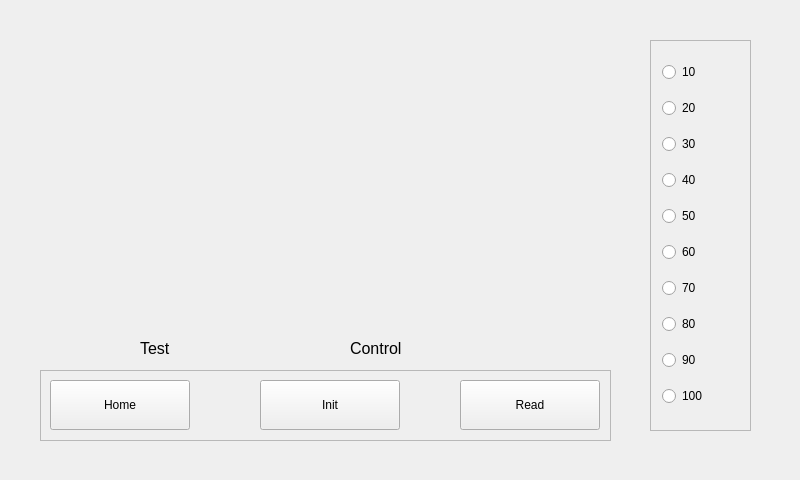
Old version of the form mainwindow.ui in the repository srikrishnan90/stepper_test.
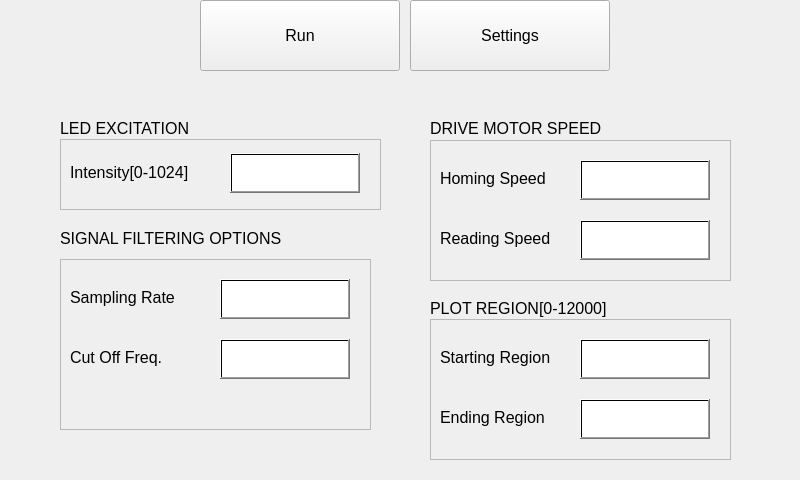
New version of the form. The open tabs and pages were chosen to show the change. Custom widgets are drawn as their Qt base class.

Patch:
```diff
--- a/mainwindow.ui
+++ b/mainwindow.ui
@@ -11,229 +11,915 @@
    </rect>
   </property>
   <property name="windowTitle">
-   <string>MainWindow</string>
+   <string>FIA</string>
   </property>
   <widget class="QWidget" name="centralWidget">
-   <widget class="QFrame" name="frame">
+   <widget class="QStackedWidget" name="stackedWidget">
     <property name="geometry">
      <rect>
-      <x>40</x>
-      <y>370</y>
-      <width>571</width>
-      <height>71</height>
+      <x>30</x>
+      <y>80</y>
+      <width>741</width>
+      <height>381</height>
      </rect>
     </property>
-    <property name="frameShape">
-     <enum>QFrame::StyledPanel</enum>
+    <property name="currentIndex">
+     <number>0</number>
     </property>
-    <property name="frameShadow">
-     <enum>QFrame::Raised</enum>
-    </property>
-    <widget class="QPushButton" name="pushButton">
-     <property name="geometry">
-      <rect>
-       <x>10</x>
-       <y>10</y>
-       <width>140</width>
-       <height>50</height>
-      </rect>
-     </property>
-     <property name="text">
-      <string>Home</string>
-     </property>
+    <widget class="QWidget" name="page">
+     <widget class="QCustomPlot" name="customPlot" native="true">
+      <property name="geometry">
+       <rect>
+        <x>40</x>
+        <y>10</y>
+        <width>651</width>
+        <height>261</height>
+       </rect>
+      </property>
+     </widget>
+     <widget class="QLabel" name="label_3">
+      <property name="geometry">
+       <rect>
+        <x>190</x>
+        <y>280</y>
+        <width>64</width>
+        <height>17</height>
+       </rect>
+      </property>
+      <property name="font">
+       <font>
+        <pointsize>12</pointsize>
+       </font>
+      </property>
+      <property name="text">
+       <string>Test</string>
+      </property>
+     </widget>
+     <widget class="QLabel" name="label_4">
+      <property name="geometry">
+       <rect>
+        <x>400</x>
+        <y>280</y>
+        <width>64</width>
+        <height>17</height>
+       </rect>
+      </property>
+      <property name="font">
+       <font>
+        <pointsize>12</pointsize>
+       </font>
+      </property>
+      <property name="text">
+       <string>Control</string>
+      </property>
+     </widget>
+     <widget class="QLabel" name="label">
+      <property name="geometry">
+       <rect>
+        <x>270</x>
+        <y>280</y>
+        <width>64</width>
+        <height>17</height>
+       </rect>
+      </property>
+      <property name="font">
+       <font>
+        <family>Quicksand</family>
+        <pointsize>14</pointsize>
+        <weight>75</weight>
+        <bold>true</bold>
+       </font>
+      </property>
+      <property name="text">
+       <string/>
+      </property>
+     </widget>
+     <widget class="QLabel" name="label_2">
+      <property name="geometry">
+       <rect>
+        <x>490</x>
+        <y>280</y>
+        <width>64</width>
+        <height>17</height>
+       </rect>
+      </property>
+      <property name="font">
+       <font>
+        <family>Quicksand</family>
+        <pointsize>14</pointsize>
+        <weight>75</weight>
+        <bold>true</bold>
+       </font>
+      </property>
+      <property name="text">
+       <string/>
+      </property>
+     </widget>
+     <widget class="QFrame" name="frame">
+      <property name="geometry">
+       <rect>
+        <x>40</x>
+        <y>300</y>
+        <width>651</width>
+        <height>81</height>
+       </rect>
+      </property>
+      <property name="frameShape">
+       <enum>QFrame::StyledPanel</enum>
+      </property>
+      <property name="frameShadow">
+       <enum>QFrame::Raised</enum>
+      </property>
+      <widget class="QPushButton" name="pushButton">
+       <property name="geometry">
+        <rect>
+         <x>10</x>
+         <y>5</y>
+         <width>161</width>
+         <height>71</height>
+        </rect>
+       </property>
+       <property name="font">
+        <font>
+         <pointsize>12</pointsize>
+        </font>
+       </property>
+       <property name="text">
+        <string>Home</string>
+       </property>
+      </widget>
+      <widget class="QPushButton" name="pushButton_2">
+       <property name="geometry">
+        <rect>
+         <x>249</x>
+         <y>5</y>
+         <width>161</width>
+         <height>71</height>
+        </rect>
+       </property>
+       <property name="font">
+        <font>
+         <pointsize>12</pointsize>
+        </font>
+       </property>
+       <property name="text">
+        <string>Init</string>
+       </property>
+      </widget>
+      <widget class="QPushButton" name="pushButton_3">
+       <property name="geometry">
+        <rect>
+         <x>480</x>
+         <y>5</y>
+         <width>161</width>
+         <height>71</height>
+        </rect>
+       </property>
+       <property name="font">
+        <font>
+         <pointsize>12</pointsize>
+        </font>
+       </property>
+       <property name="text">
+        <string>Read</string>
+       </property>
+      </widget>
+     </widget>
     </widget>
-    <widget class="QPushButton" name="pushButton_2">
-     <property name="geometry">
-      <rect>
-       <x>220</x>
-       <y>10</y>
-       <width>140</width>
-       <height>50</height>
-      </rect>
-     </property>
-     <property name="text">
-      <string>Init</string>
-     </property>
+    <widget class="QWidget" name="page_1">
+     <widget class="QFrame" name="frame_2">
+      <property name="geometry">
+       <rect>
+        <x>30</x>
+        <y>59</y>
+        <width>321</width>
+        <height>71</height>
+       </rect>
+      </property>
+      <property name="frameShape">
+       <enum>QFrame::StyledPanel</enum>
+      </property>
+      <property name="frameShadow">
+       <enum>QFrame::Raised</enum>
+      </property>
+      <widget class="QLabel" name="label_6">
+       <property name="geometry">
+        <rect>
+         <x>10</x>
+         <y>25</y>
+         <width>151</width>
+         <height>17</height>
+        </rect>
+       </property>
+       <property name="font">
+        <font>
+         <pointsize>12</pointsize>
+        </font>
+       </property>
+       <property name="text">
+        <string>Intensity[0-1024]</string>
+       </property>
+      </widget>
+      <widget class="QLineEdit" name="lineEdit">
+       <property name="geometry">
+        <rect>
+         <x>170</x>
+         <y>14</y>
+         <width>130</width>
+         <height>40</height>
+        </rect>
+       </property>
+      </widget>
+      <widget class="QPushButton" name="pushButton_19">
+       <property name="geometry">
+        <rect>
+         <x>170</x>
+         <y>14</y>
+         <width>130</width>
+         <height>40</height>
+        </rect>
+       </property>
+       <property name="styleSheet">
+        <string notr="true">background:qlineargradient(spread:pad, x1:0, y1:0, x2:1, y2:0, stop:0 rgba(0, 0, 0, 0), stop:1 rgba(0,0,0,0))</string>
+       </property>
+       <property name="text">
+        <string/>
+       </property>
+      </widget>
+     </widget>
+     <widget class="QLabel" name="label_5">
+      <property name="geometry">
+       <rect>
+        <x>30</x>
+        <y>40</y>
+        <width>281</width>
+        <height>17</height>
+       </rect>
+      </property>
+      <property name="font">
+       <font>
+        <pointsize>12</pointsize>
+       </font>
+      </property>
+      <property name="text">
+       <string>LED EXCITATION</string>
+      </property>
+     </widget>
+     <widget class="QLabel" name="label_7">
+      <property name="geometry">
+       <rect>
+        <x>30</x>
+        <y>150</y>
+        <width>241</width>
+        <height>17</height>
+       </rect>
+      </property>
+      <property name="font">
+       <font>
+        <pointsize>12</pointsize>
+       </font>
+      </property>
+      <property name="text">
+       <string>SIGNAL FILTERING OPTIONS</string>
+      </property>
+     </widget>
+     <widget class="QFrame" name="frame_3">
+      <property name="geometry">
+       <rect>
+        <x>30</x>
+        <y>179</y>
+        <width>311</width>
+        <height>171</height>
+       </rect>
+      </property>
+      <property name="frameShape">
+       <enum>QFrame::StyledPanel</enum>
+      </property>
+      <property name="frameShadow">
+       <enum>QFrame::Raised</enum>
+      </property>
+      <widget class="QLineEdit" name="lineEdit_3">
+       <property name="geometry">
+        <rect>
+         <x>160</x>
+         <y>20</y>
+         <width>130</width>
+         <height>40</height>
+        </rect>
+       </property>
+      </widget>
+      <widget class="QLabel" name="label_9">
+       <property name="geometry">
+        <rect>
+         <x>10</x>
+         <y>30</y>
+         <width>131</width>
+         <height>17</height>
+        </rect>
+       </property>
+       <property name="font">
+        <font>
+         <pointsize>12</pointsize>
+        </font>
+       </property>
+       <property name="text">
+        <string>Sampling Rate</string>
+       </property>
+      </widget>
+      <widget class="QLineEdit" name="lineEdit_4">
+       <property name="geometry">
+        <rect>
+         <x>160</x>
+         <y>80</y>
+         <width>130</width>
+         <height>40</height>
+        </rect>
+       </property>
+      </widget>
+      <widget class="QLabel" name="label_10">
+       <property name="geometry">
+        <rect>
+         <x>10</x>
+         <y>90</y>
+         <width>111</width>
+         <height>17</height>
+        </rect>
+       </property>
+       <property name="font">
+        <font>
+         <pointsize>12</pointsize>
+        </font>
+       </property>
+       <property name="text">
+        <string>Cut Off Freq.</string>
+       </property>
+      </widget>
+      <widget class="QPushButton" name="pushButton_21">
+       <property name="geometry">
+        <rect>
+         <x>160</x>
+         <y>20</y>
+         <width>130</width>
+         <height>40</height>
+        </rect>
+       </property>
+       <property name="styleSheet">
+        <string notr="true">background:qlineargradient(spread:pad, x1:0, y1:0, x2:1, y2:0, stop:0 rgba(0, 0, 0, 0), stop:1 rgba(0,0,0,0))</string>
+       </property>
+       <property name="text">
+        <string/>
+       </property>
+      </widget>
+      <widget class="QPushButton" name="pushButton_22">
+       <property name="geometry">
+        <rect>
+         <x>160</x>
+         <y>80</y>
+         <width>130</width>
+         <height>40</height>
+        </rect>
+       </property>
+       <property name="styleSheet">
+        <string notr="true">background:qlineargradient(spread:pad, x1:0, y1:0, x2:1, y2:0, stop:0 rgba(0, 0, 0, 0), stop:1 rgba(0,0,0,0))</string>
+       </property>
+       <property name="text">
+        <string/>
+       </property>
+      </widget>
+     </widget>
+     <widget class="QLabel" name="label_11">
+      <property name="geometry">
+       <rect>
+        <x>400</x>
+        <y>40</y>
+        <width>221</width>
+        <height>17</height>
+       </rect>
+      </property>
+      <property name="font">
+       <font>
+        <pointsize>12</pointsize>
+       </font>
+      </property>
+      <property name="text">
+       <string>DRIVE MOTOR SPEED</string>
+      </property>
+     </widget>
+     <widget class="QFrame" name="frame_4">
+      <property name="geometry">
+       <rect>
+        <x>400</x>
+        <y>60</y>
+        <width>301</width>
+        <height>141</height>
+       </rect>
+      </property>
+      <property name="frameShape">
+       <enum>QFrame::StyledPanel</enum>
+      </property>
+      <property name="frameShadow">
+       <enum>QFrame::Raised</enum>
+      </property>
+      <widget class="QLabel" name="label_12">
+       <property name="geometry">
+        <rect>
+         <x>10</x>
+         <y>30</y>
+         <width>131</width>
+         <height>17</height>
+        </rect>
+       </property>
+       <property name="font">
+        <font>
+         <pointsize>12</pointsize>
+        </font>
+       </property>
+       <property name="text">
+        <string>Homing Speed</string>
+       </property>
+      </widget>
+      <widget class="QLineEdit" name="lineEdit_5">
+       <property name="geometry">
+        <rect>
+         <x>150</x>
+         <y>20</y>
+         <width>130</width>
+         <height>40</height>
+        </rect>
+       </property>
+      </widget>
+      <widget class="QLineEdit" name="lineEdit_6">
+       <property name="geometry">
+        <rect>
+         <x>150</x>
+         <y>80</y>
+         <width>130</width>
+         <height>40</height>
+        </rect>
+       </property>
+      </widget>
+      <widget class="QLabel" name="label_13">
+       <property name="geometry">
+        <rect>
+         <x>10</x>
+         <y>90</y>
+         <width>131</width>
+         <height>17</height>
+        </rect>
+       </property>
+       <property name="font">
+        <font>
+         <pointsize>12</pointsize>
+        </font>
+       </property>
+       <property name="text">
+        <string>Reading Speed</string>
+       </property>
+      </widget>
+      <widget class="QPushButton" name="pushButton_23">
+       <property name="geometry">
+        <rect>
+         <x>150</x>
+         <y>20</y>
+         <width>130</width>
+         <height>40</height>
+        </rect>
+       </property>
+       <property name="styleSheet">
+        <string notr="true">background:qlineargradient(spread:pad, x1:0, y1:0, x2:1, y2:0, stop:0 rgba(0, 0, 0, 0), stop:1 rgba(0,0,0,0))</string>
+       </property>
+       <property name="text">
+        <string/>
+       </property>
+      </widget>
+      <widget class="QPushButton" name="pushButton_24">
+       <property name="geometry">
+        <rect>
+         <x>150</x>
+         <y>80</y>
+         <width>130</width>
+         <height>40</height>
+        </rect>
+       </property>
+       <property name="styleSheet">
+        <string notr="true">background:qlineargradient(spread:pad, x1:0, y1:0, x2:1, y2:0, stop:0 rgba(0, 0, 0, 0), stop:1 rgba(0,0,0,0))</string>
+       </property>
+       <property name="text">
+        <string/>
+       </property>
+      </widget>
+     </widget>
+     <widget class="QFrame" name="frame_5">
+      <property name="geometry">
+       <rect>
+        <x>400</x>
+        <y>239</y>
+        <width>301</width>
+        <height>141</height>
+       </rect>
+      </property>
+      <property name="frameShape">
+       <enum>QFrame::StyledPanel</enum>
+      </property>
+      <property name="frameShadow">
+       <enum>QFrame::Raised</enum>
+      </property>
+      <widget class="QLabel" name="label_14">
+       <property name="geometry">
+        <rect>
+         <x>10</x>
+         <y>30</y>
+         <width>131</width>
+         <height>17</height>
+        </rect>
+       </property>
+       <property name="font">
+        <font>
+         <pointsize>12</pointsize>
+        </font>
+       </property>
+       <property name="text">
+        <string>Starting Region</string>
+       </property>
+      </widget>
+      <widget class="QLineEdit" name="lineEdit_7">
+       <property name="geometry">
+        <rect>
+         <x>150</x>
+         <y>20</y>
+         <width>130</width>
+         <height>40</height>
+        </rect>
+       </property>
+      </widget>
+      <widget class="QLineEdit" name="lineEdit_8">
+       <property name="geometry">
+        <rect>
+         <x>150</x>
+         <y>80</y>
+         <width>130</width>
+         <height>40</height>
+        </rect>
+       </property>
+      </widget>
+      <widget class="QLabel" name="label_15">
+       <property name="geometry">
+        <rect>
+         <x>10</x>
+         <y>90</y>
+         <width>131</width>
+         <height>17</height>
+        </rect>
+       </property>
+       <property name="font">
+        <font>
+         <pointsize>12</pointsize>
+        </font>
+       </property>
+       <property name="text">
+        <string>Ending Region</string>
+       </property>
+      </widget>
+      <widget class="QPushButton" name="pushButton_25">
+       <property name="geometry">
+        <rect>
+         <x>150</x>
+         <y>20</y>
+         <width>130</width>
+         <height>40</height>
+        </rect>
+       </property>
+       <property name="styleSheet">
+        <string notr="true">background:qlineargradient(spread:pad, x1:0, y1:0, x2:1, y2:0, stop:0 rgba(0, 0, 0, 0), stop:1 rgba(0,0,0,0))</string>
+       </property>
+       <property name="text">
+        <string/>
+       </property>
+      </widget>
+      <widget class="QPushButton" name="pushButton_26">
+       <property name="geometry">
+        <rect>
+         <x>150</x>
+         <y>80</y>
+         <width>130</width>
+         <height>40</height>
+        </rect>
+       </property>
+       <property name="styleSheet">
+        <string notr="true">background:qlineargradient(spread:pad, x1:0, y1:0, x2:1, y2:0, stop:0 rgba(0, 0, 0, 0), stop:1 rgba(0,0,0,0))</string>
+       </property>
+       <property name="text">
+        <string/>
+       </property>
+      </widget>
+     </widget>
+     <widget class="QLabel" name="label_16">
+      <property name="geometry">
+       <rect>
+        <x>400</x>
+        <y>220</y>
+        <width>221</width>
+        <height>17</height>
+       </rect>
+      </property>
+      <property name="font">
+       <font>
+        <pointsize>12</pointsize>
+       </font>
+      </property>
+      <property name="text">
+       <string>PLOT REGION[0-12000]</string>
+      </property>
+     </widget>
     </widget>
-    <widget class="QPushButton" name="pushButton_3">
-     <property name="geometry">
-      <rect>
-       <x>420</x>
-       <y>10</y>
-       <width>140</width>
-       <height>50</height>
-      </rect>
-     </property>
-     <property name="text">
-      <string>Read</string>
-     </property>
-    </widget>
-   </widget>
-   <widget class="QFrame" name="frame_2">
-    <property name="geometry">
-     <rect>
-      <x>650</x>
-      <y>40</y>
-      <width>101</width>
-      <height>391</height>
-     </rect>
-    </property>
-    <property name="frameShape">
-     <enum>QFrame::StyledPanel</enum>
-    </property>
-    <property name="frameShadow">
-     <enum>QFrame::Raised</enum>
-    </property>
-    <layout class="QVBoxLayout" name="verticalLayout">
-     <item>
-      <widget class="QRadioButton" name="radioButton_2">
+    <widget class="QWidget" name="page_2">
+     <widget class="QFrame" name="frame_6">
+      <property name="geometry">
+       <rect>
+        <x>170</x>
+        <y>30</y>
+        <width>411</width>
+        <height>351</height>
+       </rect>
+      </property>
+      <property name="frameShape">
+       <enum>QFrame::StyledPanel</enum>
+      </property>
+      <property name="frameShadow">
+       <enum>QFrame::Raised</enum>
+      </property>
+      <widget class="QLineEdit" name="lineEdit_9">
+       <property name="geometry">
+        <rect>
+         <x>200</x>
+         <y>10</y>
+         <width>130</width>
+         <height>40</height>
+        </rect>
+       </property>
+      </widget>
+      <widget class="QLabel" name="label_17">
+       <property name="geometry">
+        <rect>
+         <x>60</x>
+         <y>21</y>
+         <width>131</width>
+         <height>20</height>
+        </rect>
+       </property>
+       <property name="font">
+        <font>
+         <pointsize>12</pointsize>
+        </font>
+       </property>
        <property name="text">
-        <string>10</string>
+        <string/>
        </property>
       </widget>
-     </item>
-     <item>
-      <widget class="QRadioButton" name="radioButton_3">
+      <widget class="QPushButton" name="pushButton_4">
+       <property name="geometry">
+        <rect>
+         <x>90</x>
+         <y>60</y>
+         <width>81</width>
+         <height>71</height>
+        </rect>
+       </property>
+       <property name="font">
+        <font>
+         <pointsize>12</pointsize>
+        </font>
+       </property>
        <property name="text">
-        <string>20</string>
+        <string>1</string>
        </property>
       </widget>
-     </item>
-     <item>
-      <widget class="QRadioButton" name="radioButton_4">
+      <widget class="QPushButton" name="pushButton_5">
+       <property name="geometry">
+        <rect>
+         <x>170</x>
+         <y>60</y>
+         <width>81</width>
+         <height>71</height>
+        </rect>
+       </property>
+       <property name="font">
+        <font>
+         <pointsize>12</pointsize>
+        </font>
+       </property>
        <property name="text">
-        <string>30</string>
+        <string>2</string>
        </property>
       </widget>
-     </item>
-     <item>
-      <widget class="QRadioButton" name="radioButton_5">
+      <widget class="QPushButton" name="pushButton_6">
+       <property name="geometry">
+        <rect>
+         <x>250</x>
+         <y>60</y>
+         <width>81</width>
+         <height>71</height>
+        </rect>
+       </property>
+       <property name="font">
+        <font>
+         <pointsize>12</pointsize>
+        </font>
+       </property>
        <property name="text">
-        <string>40</string>
+        <string>3</string>
        </property>
       </widget>
-     </item>
-     <item>
-      <widget class="QRadioButton" name="radioButton_6">
+      <widget class="QPushButton" name="pushButton_10">
+       <property name="geometry">
+        <rect>
+         <x>250</x>
+         <y>130</y>
+         <width>81</width>
+         <height>71</height>
+        </rect>
+       </property>
+       <property name="font">
+        <font>
+         <pointsize>12</pointsize>
+        </font>
+       </property>
        <property name="text">
-        <string>50</string>
+        <string>6</string>
        </property>
       </widget>
-     </item>
-     <item>
-      <widget class="QRadioButton" name="radioButton_7">
+      <widget class="QPushButton" name="pushButton_11">
+       <property name="geometry">
+        <rect>
+         <x>90</x>
+         <y>130</y>
+         <width>81</width>
+         <height>71</height>
+        </rect>
+       </property>
+       <property name="font">
+        <font>
+         <pointsize>12</pointsize>
+        </font>
+       </property>
        <property name="text">
-        <string>60</string>
+        <string>4</string>
        </property>
       </widget>
-     </item>
-     <item>
-      <widget class="QRadioButton" name="radioButton_8">
+      <widget class="QPushButton" name="pushButton_12">
+       <property name="geometry">
+        <rect>
+         <x>170</x>
+         <y>130</y>
+         <width>81</width>
+         <height>71</height>
+        </rect>
+       </property>
+       <property name="font">
+        <font>
+         <pointsize>12</pointsize>
+        </font>
+       </property>
        <property name="text">
-        <string>70</string>
+        <string>5</string>
        </property>
       </widget>
-     </item>
-     <item>
-      <widget class="QRadioButton" name="radioButton_9">
+      <widget class="QPushButton" name="pushButton_13">
+       <property name="geometry">
+        <rect>
+         <x>250</x>
+         <y>200</y>
+         <width>81</width>
+         <height>71</height>
+        </rect>
+       </property>
+       <property name="font">
+        <font>
+         <pointsize>12</pointsize>
+        </font>
+       </property>
        <property name="text">
-        <string>80</string>
+        <string>9</string>
        </property>
       </widget>
-     </item>
-     <item>
-      <widget class="QRadioButton" name="radioButton_10">
+      <widget class="QPushButton" name="pushButton_14">
+       <property name="geometry">
+        <rect>
+         <x>90</x>
+         <y>200</y>
+         <width>81</width>
+         <height>71</height>
+        </rect>
+       </property>
+       <property name="font">
+        <font>
+         <pointsize>12</pointsize>
+        </font>
+       </property>
        <property name="text">
-        <string>90</string>
+        <string>7</string>
        </property>
       </widget>
-     </item>
-     <item>
-      <widget class="QRadioButton" name="radioButton_11">
+      <widget class="QPushButton" name="pushButton_15">
+       <property name="geometry">
+        <rect>
+         <x>170</x>
+         <y>200</y>
+         <width>81</width>
+         <height>71</height>
+        </rect>
+       </property>
+       <property name="font">
+        <font>
+         <pointsize>12</pointsize>
+        </font>
+       </property>
        <property name="text">
-        <string>100</string>
+        <string>8</string>
        </property>
       </widget>
-     </item>
-    </layout>
+      <widget class="QPushButton" name="pushButton_16">
+       <property name="geometry">
+        <rect>
+         <x>170</x>
+         <y>270</y>
+         <width>81</width>
+         <height>71</height>
+        </rect>
+       </property>
+       <property name="font">
+        <font>
+         <pointsize>12</pointsize>
+        </font>
+       </property>
+       <property name="text">
+        <string>0</string>
+       </property>
+      </widget>
+      <widget class="QPushButton" name="pushButton_17">
+       <property name="geometry">
+        <rect>
+         <x>250</x>
+         <y>270</y>
+         <width>81</width>
+         <height>71</height>
+        </rect>
+       </property>
+       <property name="font">
+        <font>
+         <pointsize>16</pointsize>
+        </font>
+       </property>
+       <property name="text">
+        <string>⏎</string>
+       </property>
+      </widget>
+      <widget class="QPushButton" name="pushButton_18">
+       <property name="geometry">
+        <rect>
+         <x>90</x>
+         <y>270</y>
+         <width>81</width>
+         <height>71</height>
+        </rect>
+       </property>
+       <property name="font">
+        <font>
+         <pointsize>12</pointsize>
+        </font>
+       </property>
+       <property name="text">
+        <string>⌫</string>
+       </property>
+      </widget>
+     </widget>
+    </widget>
    </widget>
-   <widget class="QCustomPlot" name="customPlot" native="true">
+   <widget class="QToolButton" name="toolButton">
     <property name="geometry">
      <rect>
-      <x>50</x>
-      <y>40</y>
-      <width>561</width>
-      <height>281</height>
+      <x>200</x>
+      <y>0</y>
+      <width>200</width>
+      <height>71</height>
      </rect>
     </property>
-   </widget>
-   <widget class="QLabel" name="label">
-    <property name="geometry">
-     <rect>
-      <x>220</x>
-      <y>340</y>
-      <width>64</width>
-      <height>17</height>
-     </rect>
-    </property>
     <property name="font">
      <font>
-      <family>Quicksand</family>
-      <pointsize>14</pointsize>
-      <weight>75</weight>
-      <bold>true</bold>
-     </font>
-    </property>
-    <property name="text">
-     <string/>
-    </property>
-   </widget>
-   <widget class="QLabel" name="label_2">
-    <property name="geometry">
-     <rect>
-      <x>450</x>
-      <y>340</y>
-      <width>64</width>
-      <height>17</height>
-     </rect>
-    </property>
-    <property name="font">
-     <font>
-      <family>Quicksand</family>
-      <pointsize>14</pointsize>
-      <weight>75</weight>
-      <bold>true</bold>
-     </font>
-    </property>
-    <property name="text">
-     <string/>
-    </property>
-   </widget>
-   <widget class="QLabel" name="label_3">
-    <property name="geometry">
-     <rect>
-      <x>140</x>
-      <y>340</y>
-      <width>64</width>
-      <height>17</height>
-     </rect>
-    </property>
-    <property name="font">
-     <font>
       <pointsize>12</pointsize>
      </font>
     </property>
     <property name="text">
-     <string>Test</string>
+     <string>Run</string>
     </property>
    </widget>
-   <widget class="QLabel" name="label_4">
+   <widget class="QToolButton" name="toolButton_2">
     <property name="geometry">
      <rect>
-      <x>350</x>
-      <y>340</y>
-      <width>64</width>
-      <height>17</height>
+      <x>410</x>
+      <y>0</y>
+      <width>200</width>
+      <height>71</height>
      </rect>
     </property>
     <property name="font">
@@ -242,7 +928,7 @@
      </font>
     </property>
     <property name="text">
-     <string>Control</string>
+     <string>Settings</string>
     </property>
    </widget>
   </widget>
```
Left out of the diff: 2 changed lines with no effect on the pictures.
